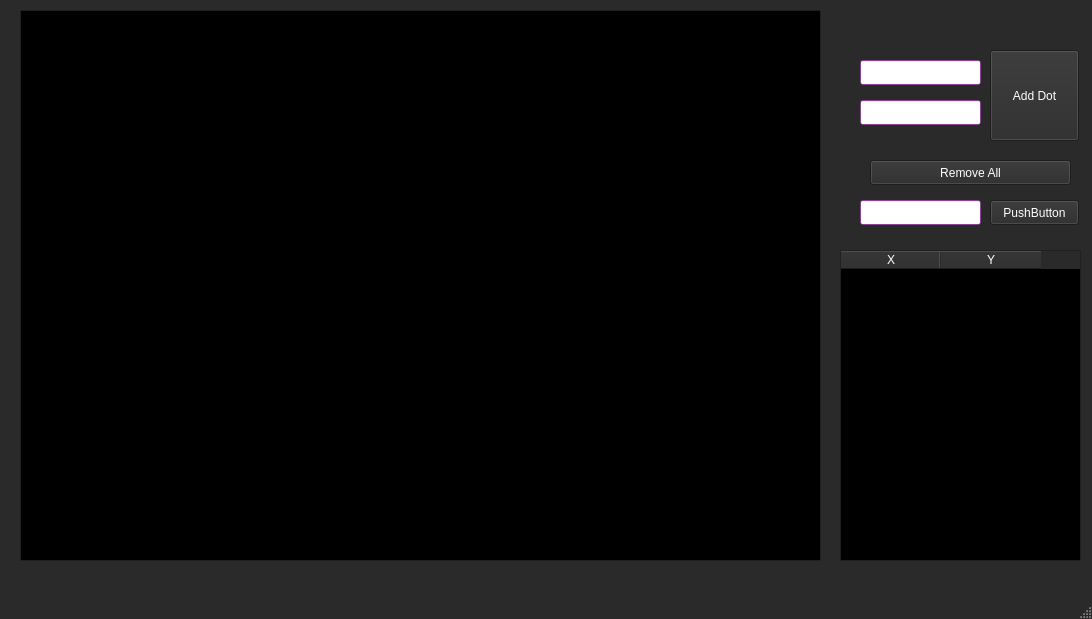
This is lab_01/mainwindow.ui in Pricolistok/Computer_graphics as Qt 5 draws it before an edit. The edited form follows.
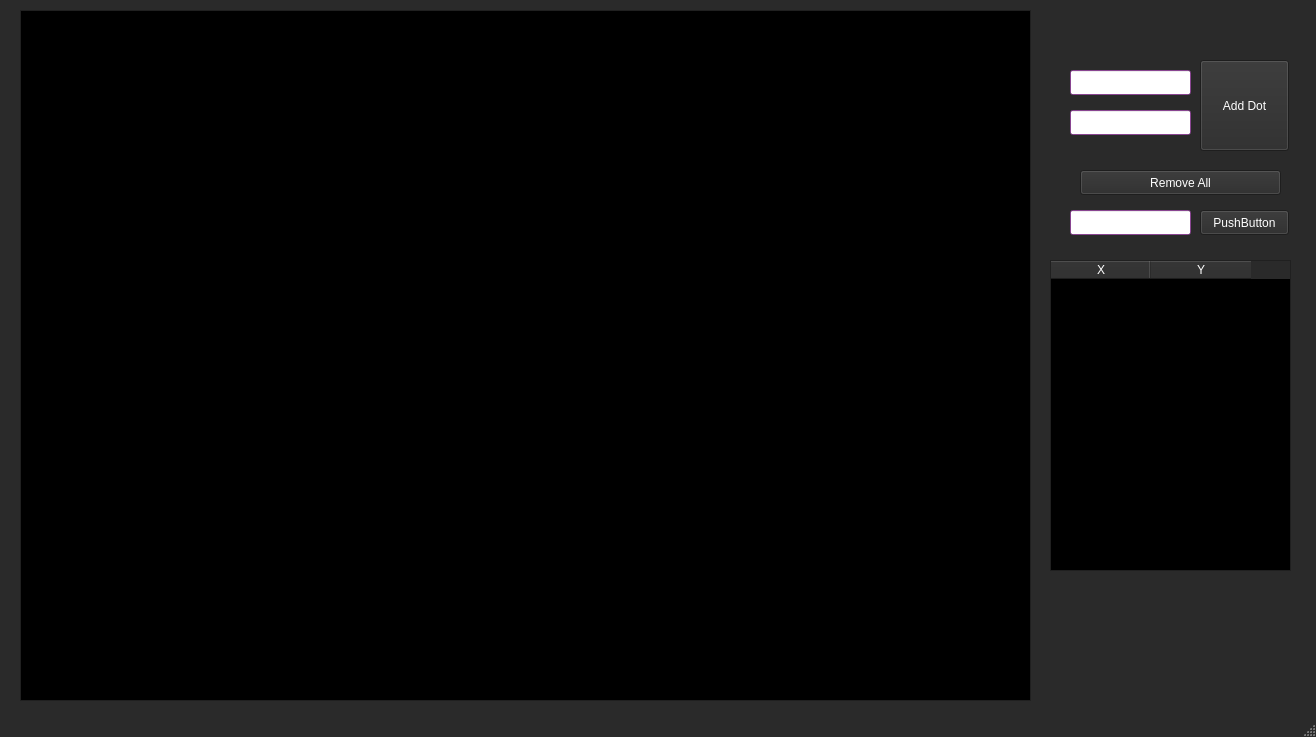
This is the edited form.

Patch:
```diff
--- a/lab_01/mainwindow.ui
+++ b/lab_01/mainwindow.ui
@@ -6,8 +6,8 @@
    <rect>
     <x>0</x>
     <y>0</y>
-    <width>1092</width>
-    <height>619</height>
+    <width>1316</width>
+    <height>737</height>
    </rect>
   </property>
   <property name="palette">
@@ -486,8 +486,8 @@
    <widget class="QTableWidget" name="tableWidget">
     <property name="geometry">
      <rect>
-      <x>840</x>
-      <y>250</y>
+      <x>1050</x>
+      <y>260</y>
       <width>241</width>
       <height>311</height>
      </rect>
@@ -521,8 +521,8 @@
    <widget class="QPushButton" name="pushBtnAddDot">
     <property name="geometry">
      <rect>
-      <x>990</x>
-      <y>50</y>
+      <x>1200</x>
+      <y>60</y>
       <width>89</width>
       <height>91</height>
      </rect>
@@ -534,8 +534,8 @@
    <widget class="QLineEdit" name="lineEdit_X">
     <property name="geometry">
      <rect>
-      <x>860</x>
-      <y>60</y>
+      <x>1070</x>
+      <y>70</y>
       <width>121</width>
       <height>25</height>
      </rect>
@@ -1013,8 +1013,8 @@
    <widget class="QLineEdit" name="lineEdit_Y">
     <property name="geometry">
      <rect>
-      <x>860</x>
-      <y>100</y>
+      <x>1070</x>
+      <y>110</y>
       <width>121</width>
       <height>25</height>
      </rect>
@@ -1492,8 +1492,8 @@
    <widget class="QPushButton" name="pushBtnRMall">
     <property name="geometry">
      <rect>
-      <x>870</x>
-      <y>160</y>
+      <x>1080</x>
+      <y>170</y>
       <width>201</width>
       <height>25</height>
      </rect>
@@ -1505,8 +1505,8 @@
    <widget class="QLineEdit" name="lineEditRMId">
     <property name="geometry">
      <rect>
-      <x>860</x>
-      <y>200</y>
+      <x>1070</x>
+      <y>210</y>
       <width>121</width>
       <height>25</height>
      </rect>
@@ -1984,8 +1984,8 @@
    <widget class="QPushButton" name="pushBtnRMDot">
     <property name="geometry">
      <rect>
-      <x>990</x>
-      <y>200</y>
+      <x>1200</x>
+      <y>210</y>
       <width>89</width>
       <height>25</height>
      </rect>
@@ -1999,8 +1999,8 @@
      <rect>
       <x>20</x>
       <y>10</y>
-      <width>801</width>
-      <height>551</height>
+      <width>1011</width>
+      <height>691</height>
      </rect>
     </property>
    </widget>
```
Left out of the diff: 2 changed lines with no effect on the pictures.
